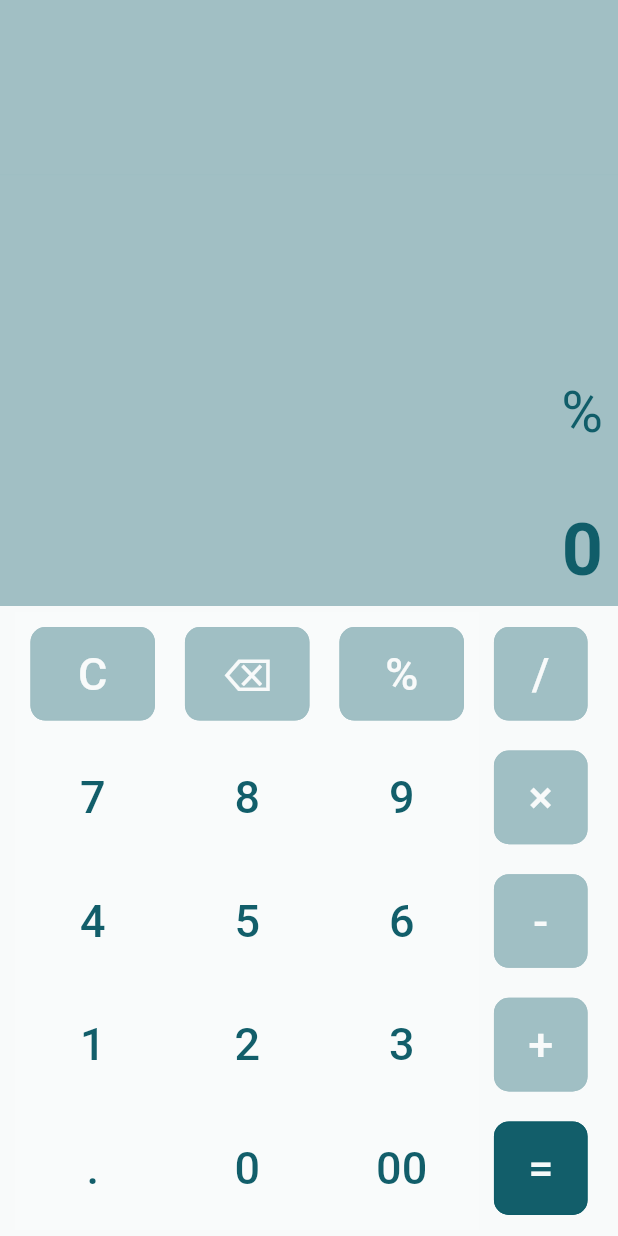
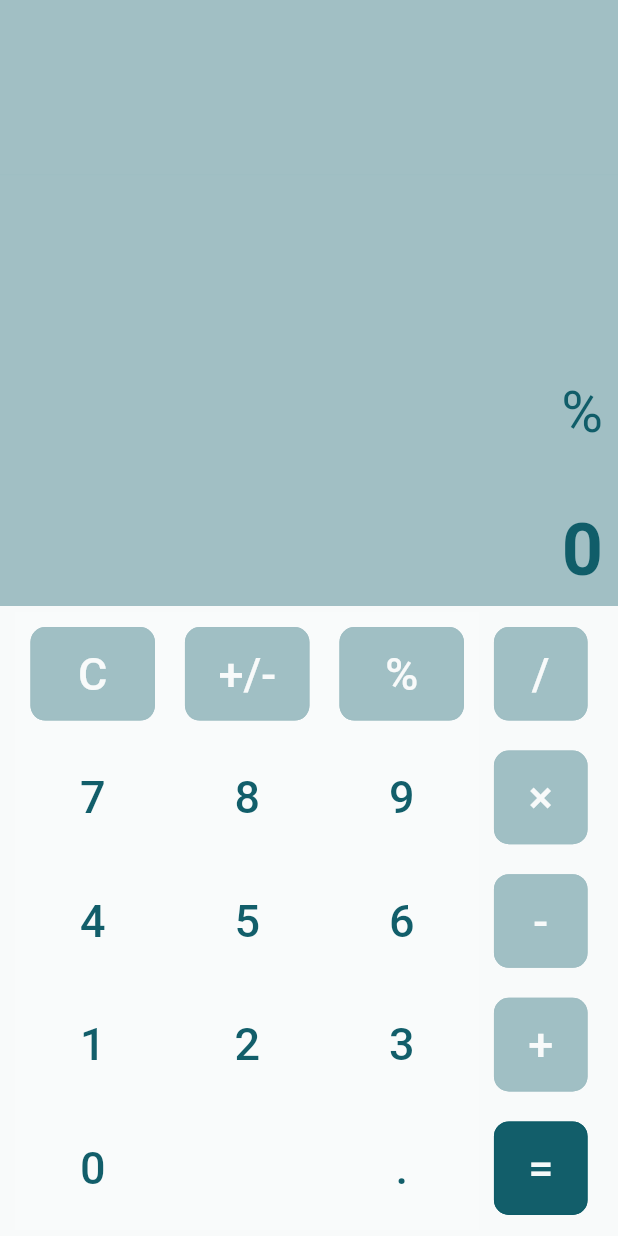
Before and after one commit to neryad/calapp, a Flutter app: the screen it shows after launch, after a tap on an icon or button, on a phone screen of 412 x 824 dp. Run offline on Flutter 3.47's test engine with Material 2 defaults, Android fonts, the phone set to English and light mode, and no system bars; our stand-ins replace math_expressions.

Commit message:
HomeWork Done

```diff
--- a/lib/main.dart
+++ b/lib/main.dart
@@ -2,12 +2,10 @@ import 'package:flutter/material.dart';
 import 'package:math_expressions/math_expressions.dart';
 
 void main() {
-  runApp(calApp());
+  runApp(CalApp());
 }
 
-class calApp extends StatelessWidget {
-  //const calApp({Key key}) : super(key: key);
-
+class CalApp extends StatelessWidget {
   @override
   Widget build(BuildContext context) {
     return MaterialApp(
@@ -37,17 +35,15 @@ class _SimpleCalState extends State<SimpleCal> {
   @override
   Widget build(BuildContext context) {
     return Scaffold(
-      backgroundColor: bgColor ,
-      //appBar: AppBar(title: Text('asdasdasd')),
+      backgroundColor: bgColor,
       body: Column(
-
         children: <Widget>[
           Expanded(
-
-             child: Divider( color: bgColor,),
+            child: Divider(
+              color: bgColor,
+            ),
           ),
-            Container(
-
+          Container(
             alignment: Alignment.centerRight,
             padding: EdgeInsets.fromLTRB(10, 20, 10, 10),
             child: Text(
@@ -55,21 +51,21 @@ class _SimpleCalState extends State<SimpleCal> {
               style: TextStyle(fontSize: equationSize, color: bgColor1),
             ),
           ),
-             Container(
-
+          Container(
             alignment: Alignment.centerRight,
             padding: EdgeInsets.fromLTRB(10, 30, 10, 10),
             child: Text(
               result,
-              style: TextStyle(fontSize: resultSize,color: bgColor1, fontWeight: FontWeight.w600),
+              style: TextStyle(
+                  fontSize: resultSize,
+                  color: bgColor1,
+                  fontWeight: FontWeight.w600),
             ),
           ),
           Container(
             height: 420,
-
             color: bgColor2,
             child: Row(
-
               mainAxisAlignment: MainAxisAlignment.center,
               children: <Widget>[
                 Container(
@@ -78,7 +74,7 @@ class _SimpleCalState extends State<SimpleCal> {
                   child: Table(children: [
                     TableRow(children: [
                       _buildBtn("C", 1, bgColor, bgColor2),
-                      _buildBtn("⌫", 1,bgColor, bgColor2),
+                      _buildBtn("+/-", 1, bgColor, bgColor2),
                       _buildBtn("%", 1, bgColor, bgColor2),
                     ]),
                     TableRow(children: [
@@ -97,9 +93,9 @@ class _SimpleCalState extends State<SimpleCal> {
                       _buildBtn("3", 1, bgColor2, bgColor1),
                     ]),
                     TableRow(children: [
-                      _buildBtn(".", 1, bgColor2,bgColor1),
-                      _buildBtn("0", 1, bgColor2,bgColor1),
-                      _buildBtn("00", 1, bgColor2,bgColor1),
+                      _buildBtn("0", 1, bgColor2, bgColor1),
+                      _buildBtn("", 1, bgColor2, bgColor1),
+                      _buildBtn(".", 1, bgColor2, bgColor1),
                     ]),
                   ]),
                 ),
@@ -107,12 +103,16 @@ class _SimpleCalState extends State<SimpleCal> {
                   width: MediaQuery.of(context).size.width * 0.20,
                   child: Table(
                     children: [
-
-                      TableRow(children: [_buildBtn('/', 1, bgColor,bgColor2)]),
-                      TableRow(children: [_buildBtn('×', 1, bgColor,bgColor2)]),
-                      TableRow(children: [_buildBtn('-', 1, bgColor,bgColor2)]),
-                      TableRow(children: [_buildBtn('+', 1, bgColor,bgColor2)]),
-                      TableRow(children: [_buildBtn('=', 1, bgColor1, bgColor2)]),
+                      TableRow(
+                          children: [_buildBtn('/', 1, bgColor, bgColor2)]),
+                      TableRow(
+                          children: [_buildBtn('×', 1, bgColor, bgColor2)]),
+                      TableRow(
+                          children: [_buildBtn('-', 1, bgColor, bgColor2)]),
+                      TableRow(
+                          children: [_buildBtn('+', 1, bgColor, bgColor2)]),
+                      TableRow(
+                          children: [_buildBtn('=', 1, bgColor1, bgColor2)]),
                     ],
                   ),
                 ),
@@ -124,20 +124,19 @@ class _SimpleCalState extends State<SimpleCal> {
     );
   }
 
-  Widget _buildBtn(String btnText, double btnHeight, Color bntColor, Color btnCText) {
+  Widget _buildBtn(
+      String btnText, double btnHeight, Color bntColor, Color btnCText) {
     return Container(
         height: MediaQuery.of(context).size.height * 0.1 * btnHeight,
         padding: EdgeInsets.all(10),
-
         child: FlatButton(
           color: bntColor,
           shape: RoundedRectangleBorder(
               borderRadius: BorderRadius.circular(10.0),
               side: BorderSide(
-                  color:bntColor, width: 1, style: BorderStyle.solid)
-                  ),
-          child: Text(btnText,
-              style: TextStyle(fontSize: 30.0, color: btnCText)),
+                  color: bntColor, width: 1, style: BorderStyle.solid)),
+          child:
+              Text(btnText, style: TextStyle(fontSize: 30.0, color: btnCText)),
           onPressed: () => btnPres(btnText),
         ));
   }
@@ -147,9 +146,8 @@ class _SimpleCalState extends State<SimpleCal> {
       if (btnText == "C") {
         equation = "0";
         result = "0";
-      } else if (btnText == "⌫") {
-        equation = equation.substring(0, equation.length - 1);
-
+      } else if (btnText == "+/-") {
+        equation = (int.parse(equation) * -1).toString();
         if (equation == "") {
           equation = "0";
         }
@@ -157,6 +155,7 @@ class _SimpleCalState extends State<SimpleCal> {
         expresion = equation;
         expresion = equation.replaceAll('x', '*');
         expresion = equation.replaceAll('/', '/');
+        expresion = equation.replaceAll('%', '%');
 
         try {
           Parser p = Parser();
```
